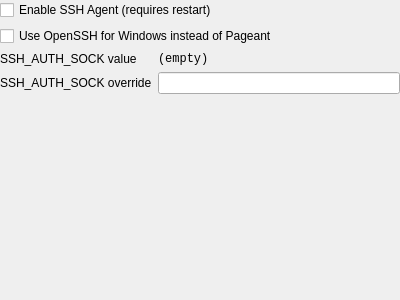
First picture: the form in src/sshagent/AgentSettingsWidget.ui, repository keepassxreboot/keepassxc, before the edit.
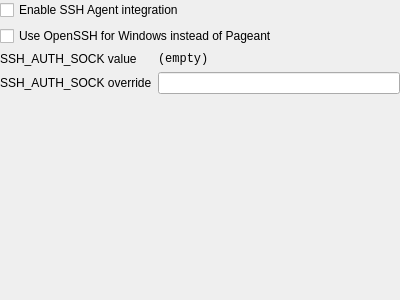
Second picture: the form after the edit. Custom widgets are drawn as their Qt base class.

Commit message:
Allow toggling SSH Agent integration without restart
- use Q_GLOBAL_STATIC for singleton
- move all configuration to SSHAgent class
- various cleanups to agent code

Fixes #1196

```diff
--- a/src/sshagent/AgentSettingsWidget.ui
+++ b/src/sshagent/AgentSettingsWidget.ui
@@ -26,7 +26,7 @@
    <item>
     <widget class="QCheckBox" name="enableSSHAgentCheckBox">
      <property name="text">
-      <string>Enable SSH Agent (requires restart)</string>
+      <string>Enable SSH Agent integration</string>
      </property>
     </widget>
    </item>
```
The commit also changes 8 other files.
